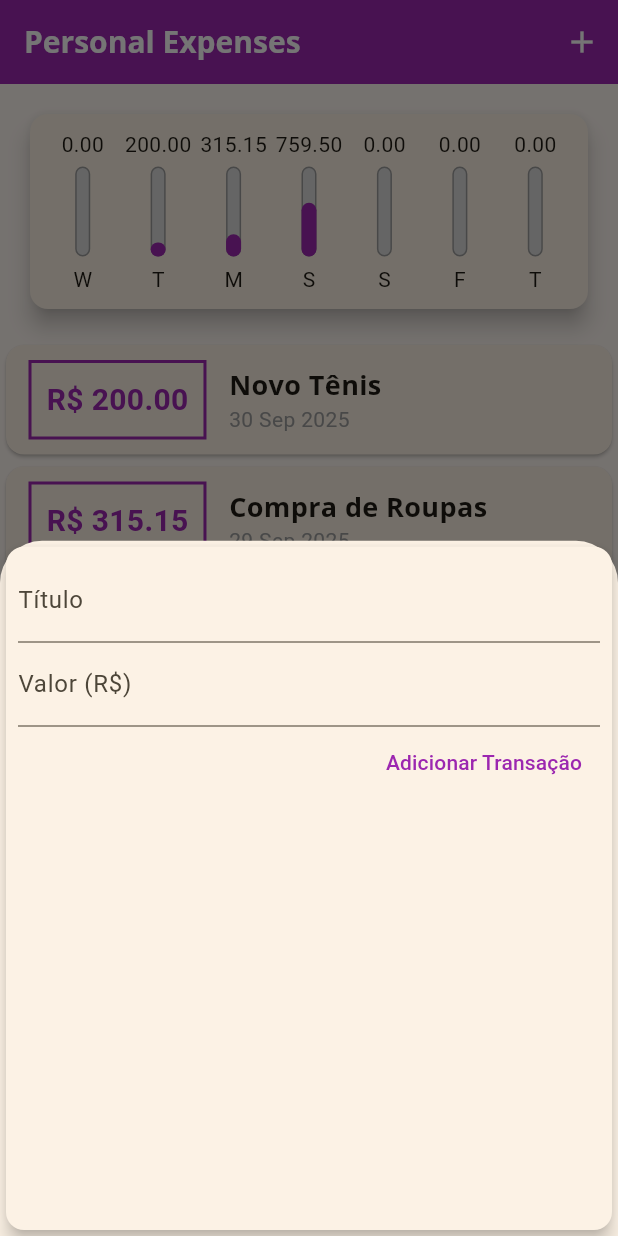
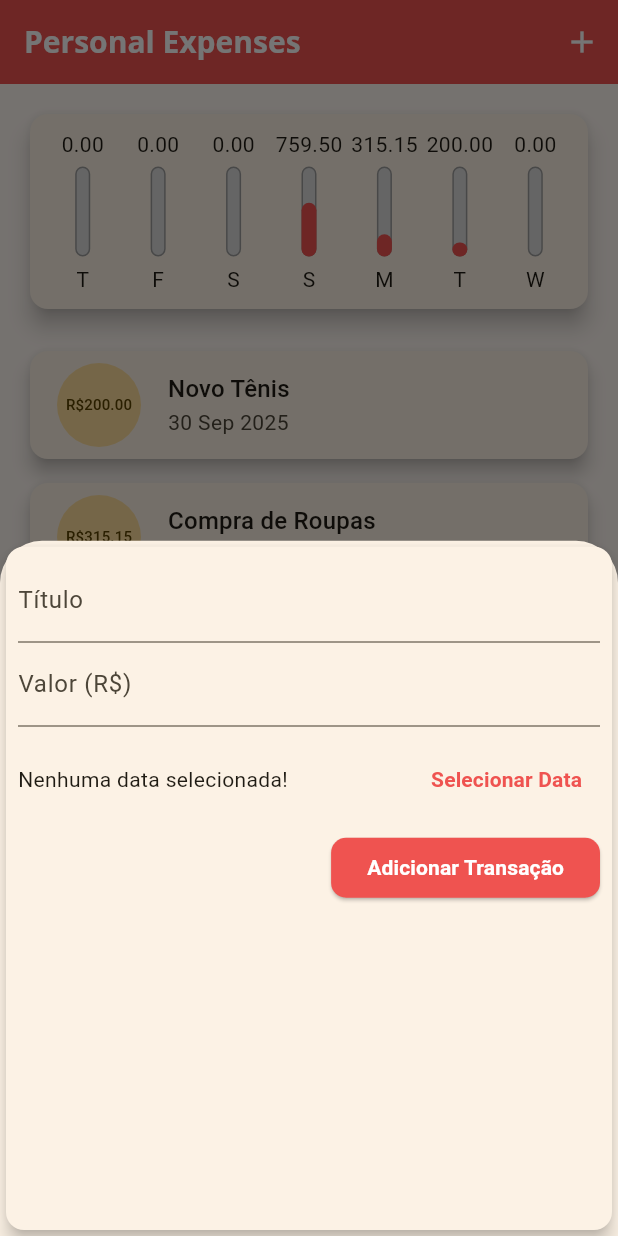
Before and after one commit to AdoniroSalles/curso-flutter-expenses_app, a Flutter app: the screen it shows after launch, after a tap on the "add" icon, on a phone screen of 412 x 824 dp. Run offline on Flutter 3.47's test engine with Material 3 defaults, Android fonts, the phone set to English and light mode, and no system bars.

Commit message:
add datepicker

```diff
--- a/lib/components/chart.bar.dart
+++ b/lib/components/chart.bar.dart
@@ -16,7 +16,10 @@ class ChartBar extends StatelessWidget {
   Widget build(BuildContext context) {
     return Column(
       children: [
-        FittedBox(child: Text('${value.toStringAsFixed(2)}')),
+        Container(
+          height: 20,
+          child: FittedBox(child: Text('${value.toStringAsFixed(2)}')),
+        ),
         SizedBox(height: 5),
         Container(
           height: 60,
--- a/lib/components/charts.dart
+++ b/lib/components/charts.dart
@@ -28,11 +28,11 @@ class Charts extends StatelessWidget {
         }
       }
 
-      print(DateFormat.E().format(weekDay)[0]);
-      print(totalSum);
+      // print(DateFormat.E().format(weekDay)[0]);
+      // print(totalSum);
 
       return {'day': dayName, 'value': totalSum};
-    });
+    }).reversed.toList();
   }
 
   double get _weekTotalValue {
--- a/lib/components/transaction_form.dart
+++ b/lib/components/transaction_form.dart
@@ -1,4 +1,5 @@
 import 'package:flutter/material.dart';
+import 'package:intl/intl.dart';
 
 class TransactionForm extends StatefulWidget {
   const TransactionForm({super.key, required this.onSubmit});
@@ -10,13 +11,13 @@ class TransactionForm extends StatefulWidget {
 }
 
 class _TransactionFormState extends State<TransactionForm> {
-  final titleController = TextEditingController();
-
-  final valueController = TextEditingController();
+  final _titleController = TextEditingController();
+  final _valueController = TextEditingController();
+  DateTime? _selectedDate;
 
   _submitForm() {
-    final title = titleController.text;
-    final value = double.tryParse(valueController.text) ?? 0.0;
+    final title = _titleController.text;
+    final value = double.tryParse(_valueController.text) ?? 0.0;
 
     if (title.isEmpty || value <= 0) {
       return;
@@ -24,9 +25,26 @@ class _TransactionFormState extends State<TransactionForm> {
 
     //widget referencia o componente pai, é herdado de statefulwidget e permite acessar os atributos do pai
     widget.onSubmit(title, value);
-
   }
 
+  _showDatePicker() {
+    //context recebido por herança do state
+    showDatePicker(
+      context: context,
+      initialDate: DateTime.now(),
+      firstDate: DateTime(2025),
+      lastDate: DateTime.now(),
+    ).then((pickedDate) {
+      if (pickedDate == null) {
+        return null;
+      }
+
+      //para alterar um dado em tela é necessário usar o setState
+      setState(() {
+        _selectedDate = pickedDate;
+      });
+    });
+  }
 
   @override
   Widget build(BuildContext context) {
@@ -38,24 +56,51 @@ class _TransactionFormState extends State<TransactionForm> {
           children: [
             TextField(
               decoration: const InputDecoration(labelText: 'Título'),
-              controller: titleController,
+              controller: _titleController,
               onSubmitted: (_) => _submitForm(),
-
             ),
             TextField(
               decoration: const InputDecoration(labelText: 'Valor (R\$)'),
-              controller: valueController,
+              controller: _valueController,
               keyboardType: TextInputType.numberWithOptions(decimal: true),
               onSubmitted: (_) => _submitForm(),
+            ),
+            Container(
+              height: 70,
+              child: Row(
+                children: [
+                  Expanded(
+                    child: Text(
+                      _selectedDate == null
+                          ? "Nenhuma data selecionada!"
+                          : 'Data Selecionada: ${DateFormat('dd/MM/y').format(_selectedDate!)}',
+                    ),
+                  ),
+                  TextButton(
+                    onPressed: _showDatePicker,
+                    child: const Text(
+                      "Selecionar Data",
+                      style: TextStyle(fontWeight: FontWeight.bold),
+                    ),
+                  ),
+                ],
+              ),
             ),
             Row(
               mainAxisAlignment: MainAxisAlignment.end,
               children: [
-                TextButton(
+                ElevatedButton(
                   onPressed: _submitForm,
-                  child: const Text(
+                  style: ElevatedButton.styleFrom(
+                    backgroundColor: Colors.red[400],
+                    foregroundColor: Colors.white,
+                    shape: RoundedRectangleBorder(
+                      borderRadius: BorderRadius.all(Radius.circular(10)),
+                    ),
+                  ),
+                  child: Text(
                     "Adicionar Transação",
-                    style: TextStyle(color: Colors.purple),
+                    style: TextStyle(fontWeight: FontWeight.bold),
                   ),
                 ),
               ],
--- a/lib/components/transaction_list.dart
+++ b/lib/components/transaction_list.dart
@@ -34,47 +34,23 @@ class TransactionList extends StatelessWidget {
               itemBuilder: (context, index) {
                 final tr = transaction[index];
                 return Card(
-                  child: Row(
-                    children: [
-                      Container(
-                        margin: EdgeInsets.symmetric(
-                          horizontal: 15,
-                          vertical: 10,
-                        ),
-                        decoration: BoxDecoration(
-                          border: Border.all(
-                            color: Theme.of(context).colorScheme.primary,
-                            width: 2,
-                          ),
-                        ),
-                        padding: EdgeInsets.all(10),
-                        child: Text(
-                          'R\$ ${tr.value.toStringAsFixed(2)}',
-                          style: TextStyle(
-                            fontWeight: FontWeight.bold,
-                            fontSize: 20,
-                            color: Theme.of(context).colorScheme.primary,
-                          ),
+                  elevation: 5,
+                  margin: EdgeInsets.symmetric(vertical: 8, horizontal: 20),
+                  child: ListTile(
+                    leading: CircleAvatar(
+                      radius: 30,
+                      child: Padding(
+                        padding: const EdgeInsets.all(8.0),
+                        child: FittedBox(
+                          child: Text('R\$${tr.value.toStringAsFixed(2)}'),
                         ),
                       ),
-                      Column(
-                        crossAxisAlignment: CrossAxisAlignment.start,
-                        children: [
-                          Text(
-                            tr.title,
-                            style: TextStyle(
-                              fontSize: 18,
-                              fontWeight: FontWeight.bold,
-                              fontFamily: 'OpenSans',
-                            ),
-                          ),
-                          Text(
-                            DateFormat('d MMM y').format(tr.date),
-                            style: TextStyle(color: Colors.grey),
-                          ),
-                        ],
-                      ),
-                    ],
+                    ),
+                    title: Text(
+                      tr.title,
+                      style: Theme.of(context).textTheme.titleMedium,
+                    ),
+                    subtitle: Text(DateFormat('d MMM y').format(tr.date)),
                   ),
                 );
               },
--- a/lib/main.dart
+++ b/lib/main.dart
@@ -23,7 +23,7 @@ class ExpensesApp extends StatelessWidget {
       theme: ThemeData(
         useMaterial3: true,
         appBarTheme: AppBarTheme(
-          backgroundColor: Colors.purple,
+          backgroundColor: Colors.red[400],
           foregroundColor: Colors.white,
           titleTextStyle: TextStyle(
             fontFamily: 'OpenSans',
@@ -34,7 +34,7 @@ class ExpensesApp extends StatelessWidget {
         ),
         colorScheme: ColorScheme.fromSeed(
           seedColor: Colors.amber,
-          primary: Colors.purple,
+          primary: Colors.red[400],
           secondary: Colors.amber,
         ),
       ),
```
